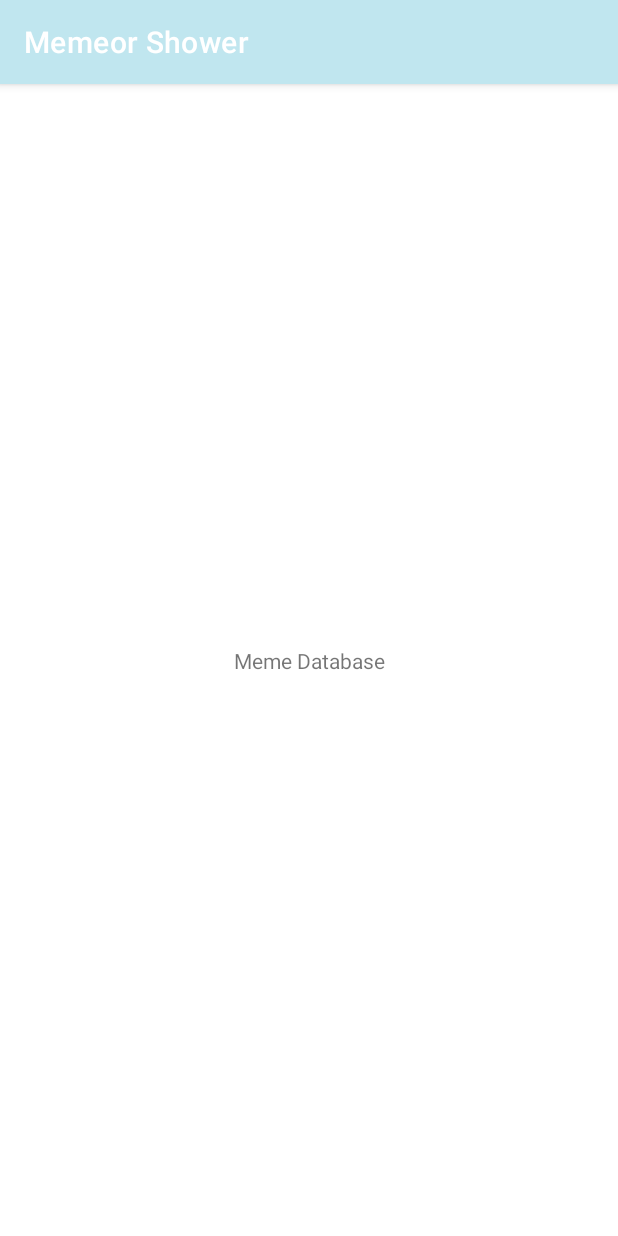
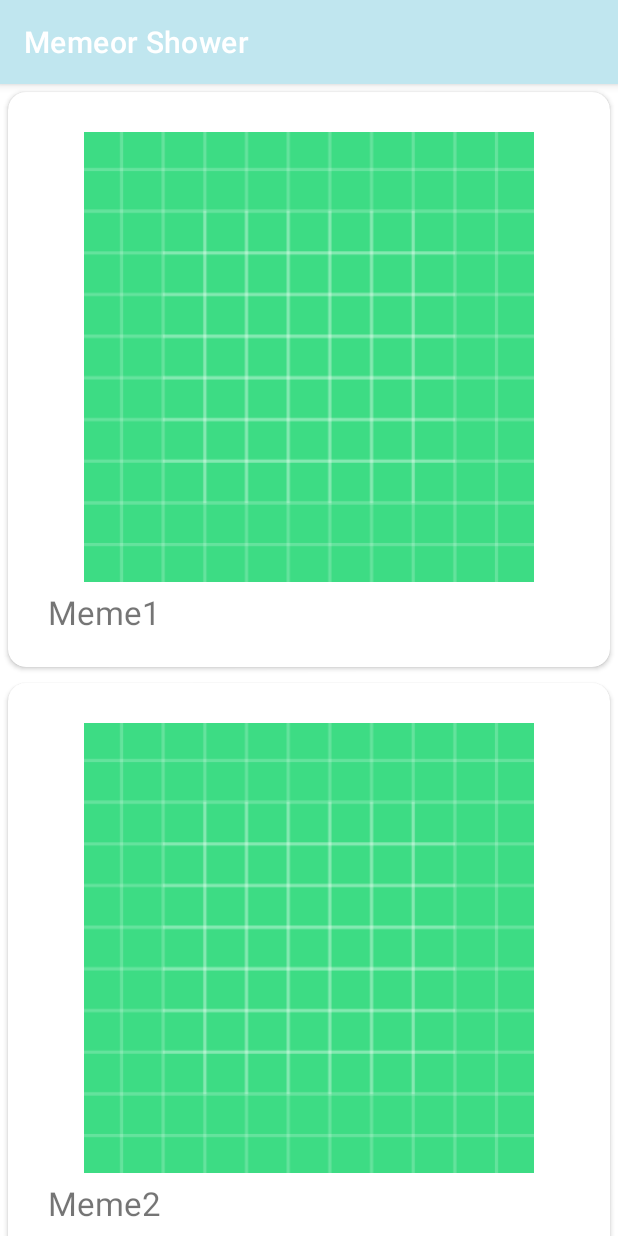
Before and after one commit to ETS-Android2/MemeorShower, an Android app: the MemeDatabase screen opened directly, with no data from a screen before it, on a phone screen of 412 x 824 dp. Run offline under Robolectric (Android 15) with nearby library versions, the phone set to English and light mode, and no system bars.

Commit message:
Created recyclerView for database with no actionlistener

```diff
--- a/app/src/main/java/com/example/memeorshower/MemeDatabase.kt
+++ b/app/src/main/java/com/example/memeorshower/MemeDatabase.kt
@@ -2,10 +2,24 @@ package com.example.memeorshower
 
 import androidx.appcompat.app.AppCompatActivity
 import android.os.Bundle
+import android.view.View
+import androidx.recyclerview.widget.LinearLayoutManager
+import androidx.recyclerview.widget.RecyclerView
+import com.example.testproject.MemeDatabaseAdapter
 
 class MemeDatabase : AppCompatActivity() {
+    private var layoutManager: RecyclerView.LayoutManager?= null
+    private lateinit var adapter: MemeDatabaseAdapter
+
     override fun onCreate(savedInstanceState: Bundle?) {
         super.onCreate(savedInstanceState)
         setContentView(R.layout.activity_meme_database)
+
+        layoutManager = LinearLayoutManager(this)
+        val recyclerView= findViewById<View>(R.id.meme_database_recycler_view) as RecyclerView
+        adapter = MemeDatabaseAdapter()
+        recyclerView.layoutManager = layoutManager
+        recyclerView.adapter = adapter
     }
+
 }
--- /dev/null
+++ b/app/src/main/java/com/example/memeorshower/MemeDatabaseAdapter.kt
@@ -0,0 +1,44 @@
+package com.example.testproject
+
+import android.view.LayoutInflater
+import android.view.View
+import android.view.ViewGroup
+import android.widget.ImageView
+import android.widget.TextView
+import android.widget.Toast
+import androidx.recyclerview.widget.RecyclerView
+import com.example.memeorshower.R
+
+class MemeDatabaseAdapter: RecyclerView.Adapter<MemeDatabaseAdapter.ViewHolder>() {
+    private var memeImages = intArrayOf(R.drawable.ic_launcher_background, R.drawable.ic_launcher_background, R.drawable.ic_launcher_background, R.drawable.ic_launcher_background)
+    private var memeTitles = arrayOf("Meme1", "Meme2", "Meme3", "Meme4")
+
+    override fun onCreateViewHolder(parent: ViewGroup, viewType: Int): MemeDatabaseAdapter.ViewHolder {
+        val view = LayoutInflater.from(parent.context).inflate(R.layout.meme_database_card_layout, parent, false)
+        return ViewHolder(view)
+    }
+
+    override fun onBindViewHolder(holder: MemeDatabaseAdapter.ViewHolder, position: Int) {
+        holder.memeTitle.text = memeTitles[position]
+        holder.memeImage.setImageResource(memeImages[position])
+    }
+
+    override fun getItemCount(): Int {
+        return memeTitles.size
+    }
+
+    inner class ViewHolder(itemView: View): RecyclerView.ViewHolder(itemView){
+        var memeImage: ImageView
+        var memeTitle: TextView
+
+        init{
+            memeImage = itemView.findViewById(R.id.meme_image)
+            memeTitle = itemView.findViewById(R.id.meme_title)
+
+            itemView.setOnClickListener{
+                Toast.makeText(itemView.context, "Meme saved to favourites", Toast.LENGTH_LONG).show()
+            }
+        }
+    }
+
+}
--- a/app/src/main/res/layout/activity_meme_database.xml
+++ b/app/src/main/res/layout/activity_meme_database.xml
@@ -7,11 +7,12 @@
         android:layout_height="match_parent"
         tools:context=".MemeDatabase">
 
-    <TextView
-            android:text="Meme Database"
-            android:layout_width="wrap_content"
-            android:layout_height="wrap_content" android:id="@+id/textView"
-            app:layout_constraintTop_toTopOf="parent"
-            app:layout_constraintBottom_toBottomOf="parent" app:layout_constraintEnd_toEndOf="parent"
-            app:layout_constraintStart_toStartOf="parent"/>
+    <androidx.recyclerview.widget.RecyclerView
+            android:id="@+id/meme_database_recycler_view"
+            android:layout_width="match_parent"
+            android:layout_height="match_parent"
+    >
+
+    </androidx.recyclerview.widget.RecyclerView>
+
 </androidx.constraintlayout.widget.ConstraintLayout>
--- /dev/null
+++ b/app/src/main/res/layout/meme_database_card_layout.xml
@@ -0,0 +1,54 @@
+<?xml version="1.0" encoding="utf-8"?>
+<androidx.cardview.widget.CardView xmlns:android="http://schemas.android.com/apk/res/android"
+                                   android:layout_width="match_parent"
+                                   android:layout_height="wrap_content"
+                                   xmlns:app="http://schemas.android.com/apk/res-auto"
+                                   android:id="@+id/meme_database_card_view"
+                                   android:layout_margin="5dp"
+                                   app:cardCornerRadius="12dp"
+                                   app:contentPadding="5dp"
+
+>
+    <androidx.constraintlayout.widget.ConstraintLayout
+            android:layout_width="match_parent"
+            android:layout_height="wrap_content"
+            android:id = "@+id/relativeLayout"
+            android:padding="16dp"
+
+    >
+
+
+        <ImageView
+                android:id = "@+id/meme_image"
+                android:layout_width="match_parent"
+                android:layout_height="300dp"
+                android:layout_marginTop="5dp"
+                app:layout_constraintTop_toTopOf="parent"
+                app:layout_constraintRight_toRightOf="parent"
+                android:layout_marginRight="5dp"
+                android:layout_marginLeft="5dp"
+
+        >
+
+        </ImageView>
+
+        <TextView
+                android:id="@+id/meme_title"
+                android:layout_width="match_parent"
+                android:layout_height="30dp"
+                app:layout_constraintTop_toBottomOf="@id/meme_image"
+                app:layout_constraintRight_toRightOf="parent"
+                android:layout_marginTop="5dp"
+                android:layout_marginRight="5dp"
+                android:layout_marginLeft="5dp"
+                android:textSize="22sp"
+        >
+
+        </TextView>
+
+
+
+    </androidx.constraintlayout.widget.ConstraintLayout>
+
+
+</androidx.cardview.widget.CardView>
```
